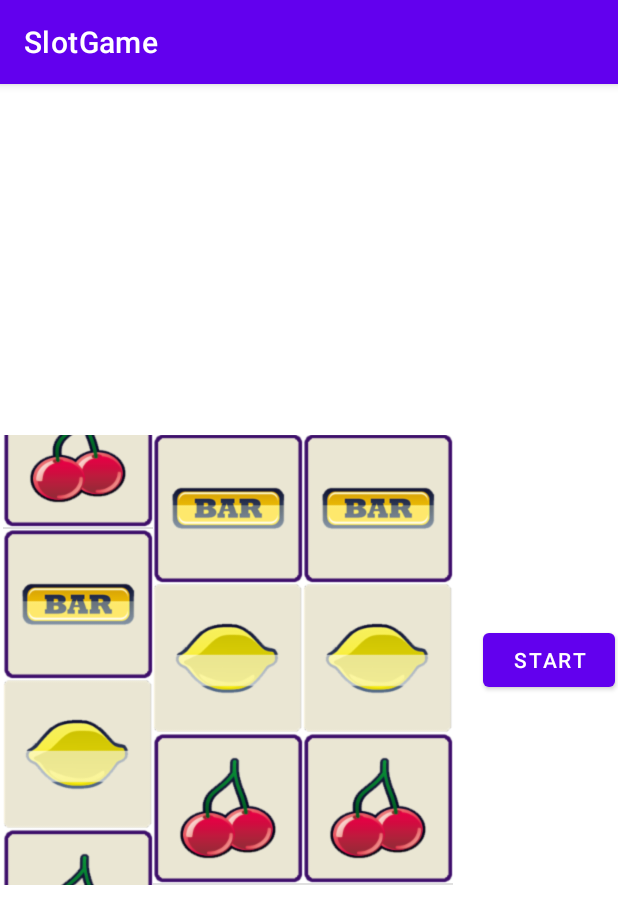
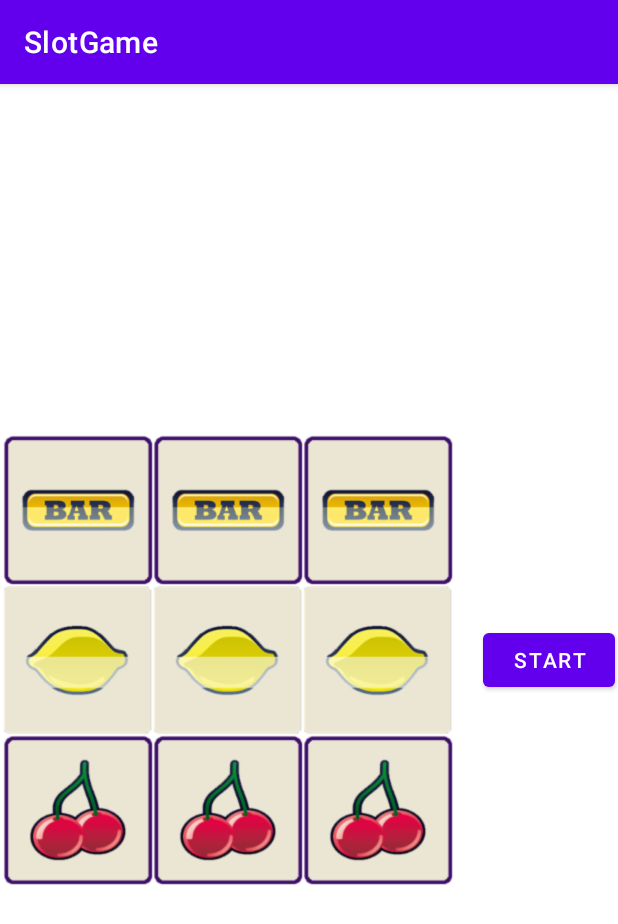
Before and after one commit to thanhhoai162963/slot_game, an Android app: the screen it shows after launch (MainActivity), after a tap on "START", on a phone screen of 412 x 824 dp. Shown: the top 924 px of the screen. Run offline under Robolectric (Android 15) with nearby library versions, the phone set to English and light mode, and no system bars.

Commit message:
- update

```diff
--- a/app/src/main/java/com/example/slotgame/MainActivity.kt
+++ b/app/src/main/java/com/example/slotgame/MainActivity.kt
@@ -1,13 +1,13 @@
 package com.example.slotgame
 
+import android.annotation.SuppressLint
 import android.os.Bundle
 import android.util.DisplayMetrics
-import android.widget.Toast
+import android.view.animation.AccelerateDecelerateInterpolator
+import android.view.animation.TranslateAnimation
 import androidx.appcompat.app.AppCompatActivity
-import androidx.recyclerview.widget.DividerItemDecoration
 import androidx.recyclerview.widget.LinearLayoutManager
 import androidx.recyclerview.widget.LinearSmoothScroller
-import androidx.recyclerview.widget.RecyclerView
 import com.example.slotgame.adapter.SlotGameAdapter
 import com.example.slotgame.databinding.ActivityMainBinding
 import com.example.slotgame.model.ImageGame
@@ -20,9 +20,6 @@ class MainActivity : AppCompatActivity() {
     private var mAdapter1: SlotGameAdapter? = null
     private var mAdapter2: SlotGameAdapter? = null
     private var mAdapter3: SlotGameAdapter? = null
-    private var mResultRow1: Int? = null
-    private var mResultRow2: Int? = null
-    private var mResultRow3: Int? = null
 
     override fun onCreate(savedInstanceState: Bundle?) {
         super.onCreate(savedInstanceState)
@@ -34,23 +31,21 @@ class MainActivity : AppCompatActivity() {
         super.onStart()
         setListener()
         mockData()
+
         setAdapter(listData, 1)
         setAdapter(listData, 2)
         setAdapter(listData, 3)
     }
 
     private fun setListener() {
-        binding.listImgFirst.layoutManager =
-            LinearLayoutManager(this, LinearLayoutManager.VERTICAL, false)
-        binding.listImgSecond.layoutManager =
-            LinearLayoutManager(this, LinearLayoutManager.VERTICAL, false)
-        binding.listImgThird.layoutManager =
-            LinearLayoutManager(this, LinearLayoutManager.VERTICAL, false)
+        binding.recyclerviewFirst.layoutManager = LinearLayoutManager(this)
+        binding.recyclerviewSecond.layoutManager = LinearLayoutManager(this)
+        binding.recyclerviewThird.layoutManager = LinearLayoutManager(this)
 
         binding.btnStart.setOnClickListener {
-            mResultRow1 = Random.nextInt(6)
-            mResultRow2 = Random.nextInt(5)
-            mResultRow3 = Random.nextInt(4)
+            val positionFirst = Random.nextInt(11)
+            val positionSecond = Random.nextInt(10)
+            val positionThird = Random.nextInt(9)
 
             val linearSmoothScroller1: LinearSmoothScroller =
                 object : LinearSmoothScroller(this) {
@@ -58,15 +53,20 @@ class MainActivity : AppCompatActivity() {
                         return 200f / displayMetrics.densityDpi
                     }
                 }
-            linearSmoothScroller1.targetPosition = mResultRow1!!
+            linearSmoothScroller1.targetPosition = positionFirst
 
             val linearSmoothScroller2: LinearSmoothScroller =
                 object : LinearSmoothScroller(this) {
                     override fun calculateSpeedPerPixel(displayMetrics: DisplayMetrics): Float {
                         return 300f / displayMetrics.densityDpi
                     }
+
+                    override fun onStop() {
+                        setAnimation()
+                        super.onStop()
+                    }
                 }
-            linearSmoothScroller2.targetPosition = mResultRow2!!
+            linearSmoothScroller2.targetPosition = positionSecond
 
             val linearSmoothScroller3: LinearSmoothScroller =
                 object : LinearSmoothScroller(this) {
@@ -74,32 +74,23 @@ class MainActivity : AppCompatActivity() {
                         return 400f / displayMetrics.densityDpi
                     }
                 }
-            linearSmoothScroller3.targetPosition = mResultRow3!!
+            linearSmoothScroller3.targetPosition = positionThird
 
-            (binding.listImgFirst.layoutManager as LinearLayoutManager).startSmoothScroll(
-                linearSmoothScroller1
-            )
-            (binding.listImgSecond.layoutManager as LinearLayoutManager).startSmoothScroll(
+            val linearManager1 = (binding.recyclerviewFirst.layoutManager as LinearLayoutManager)
+            linearManager1.apply {
+                startSmoothScroll(linearSmoothScroller1)
+            }
+            (binding.recyclerviewSecond.layoutManager as LinearLayoutManager).startSmoothScroll(
                 linearSmoothScroller2
             )
-            (binding.listImgThird.layoutManager as LinearLayoutManager).startSmoothScroll(
+            (binding.recyclerviewThird.layoutManager as LinearLayoutManager).startSmoothScroll(
                 linearSmoothScroller3
             )
 
-            binding.listImgThird.addOnScrollListener(object : RecyclerView.OnScrollListener() {
-                override fun onScrollStateChanged(recyclerView: RecyclerView, newState: Int) {
-                    super.onScrollStateChanged(recyclerView, newState)
-                    if (newState == RecyclerView.SCROLL_STATE_IDLE) {
-                        checkResult()
-                        return
-                    }
-                }
-            })
         }
     }
 
     private fun mockData() {
-
         listData = ArrayList()
         listData?.apply {
             add(ImageGame(R.drawable.bar, 1))
@@ -108,6 +99,10 @@ class MainActivity : AppCompatActivity() {
             add(ImageGame(R.drawable.orange, 4))
             add(ImageGame(R.drawable.seven, 5))
             add(ImageGame(R.drawable.watermelon, 6))
+            add(ImageGame(R.drawable.seven, 7))
+            add(ImageGame(R.drawable.orange, 8))
+            add(ImageGame(R.drawable.cherry, 9))
+            add(ImageGame(R.drawable.lemon, 10))
         }
     }
 
@@ -116,51 +111,34 @@ class MainActivity : AppCompatActivity() {
             1 -> {
                 mAdapter1 = SlotGameAdapter()
                 images?.let { mAdapter1!!.setData(it, this) }
-                binding.listImgFirst.apply {
+                binding.recyclerviewFirst.apply {
                     adapter = mAdapter1
-                    addItemDecoration(
-                        DividerItemDecoration(
-                            this@MainActivity,
-                            DividerItemDecoration.VERTICAL
-                        )
-                    )
                 }
             }
             2 -> {
                 mAdapter2 = SlotGameAdapter()
                 images?.let { mAdapter2!!.setData(it, this) }
-                binding.listImgSecond.apply {
+                binding.recyclerviewSecond.apply {
                     adapter = mAdapter2
-                    addItemDecoration(
-                        DividerItemDecoration(
-                            this@MainActivity,
-                            DividerItemDecoration.VERTICAL
-                        )
-                    )
                 }
             }
             3 -> {
                 mAdapter3 = SlotGameAdapter()
                 images?.let { mAdapter3!!.setData(it, this) }
-                binding.listImgThird.apply {
+                binding.recyclerviewThird.apply {
                     adapter = mAdapter3
-                    addItemDecoration(
-                        DividerItemDecoration(
-                            this@MainActivity,
-                            DividerItemDecoration.VERTICAL
-                        )
-                    )
                 }
             }
         }
+    }
+
+    @SuppressLint("NotifyDataSetChanged")
+    private fun setAnimation() {
+        val animationTranslate = TranslateAnimation(0f, 0f, 0f, 20f)
+        animationTranslate.duration = 1000
+        animationTranslate.interpolator = AccelerateDecelerateInterpolator()
+        binding.recyclerviewFirst.animation = animationTranslate
+        mAdapter1?.notifyDataSetChanged()
 
     }
-
-    private fun checkResult() {
-        if (mResultRow1 == mResultRow2 && mResultRow2 == mResultRow3) {
-            Toast.makeText(this, "You Win", Toast.LENGTH_SHORT).show()
-        } else {
-            Toast.makeText(this, "You Lost", Toast.LENGTH_SHORT).show()
-        }
-    }
 }
--- a/app/src/main/java/com/example/slotgame/adapter/SlotGameAdapter.kt
+++ b/app/src/main/java/com/example/slotgame/adapter/SlotGameAdapter.kt
@@ -3,6 +3,7 @@ package com.example.slotgame.adapter
 import android.content.Context
 import android.view.LayoutInflater
 import android.view.ViewGroup
+import android.view.animation.AnimationUtils
 import androidx.core.content.ContextCompat
 import androidx.recyclerview.widget.RecyclerView
 import com.example.slotgame.R
@@ -28,7 +29,7 @@ class SlotGameAdapter :
 
     override fun onBindViewHolder(holder: RecyclerView.ViewHolder, position: Int) {
         if (holder is GameViewHolder) {
-            mDataList?.get(position)?.let { holder.bindData(it) }
+            mDataList?.get(position)?.let { holder.bindData(it, position) }
         }
     }
 
@@ -41,13 +42,9 @@ class SlotGameAdapter :
 
     inner class GameViewHolder(var itemSlotGameBinding: ItemSlotGameBinding) :
         RecyclerView.ViewHolder(itemSlotGameBinding.root) {
-        fun bindData(imageGame: ImageGame) {
+        fun bindData(imageGame: ImageGame, position: Int?) {
             itemSlotGameBinding.imgFirst.background =
-                ContextCompat.getDrawable(context, R.drawable.bar)
-            itemSlotGameBinding.imgSecond.background =
-                ContextCompat.getDrawable(context, R.drawable.lemon)
-            itemSlotGameBinding.imgThird.background =
-                ContextCompat.getDrawable(context, R.drawable.cherry)
+                imageGame.img?.let { ContextCompat.getDrawable(context, it) }
         }
     }
 }
--- a/app/src/main/java/com/example/slotgame/model/ImageGame.kt
+++ b/app/src/main/java/com/example/slotgame/model/ImageGame.kt
@@ -1,4 +1,4 @@
 package com.example.slotgame.model
 
-data class ImageGame(var img: Int?, var tag: Int? = null) {
+data class ImageGame(var img: Int?= null, var tag: Int? = null) {
 }
--- /dev/null
+++ b/app/src/main/res/anim/anim_bounce.xml
@@ -0,0 +1,8 @@
+<?xml version="1.0" encoding="utf-8"?>
+<set xmlns:android="http://schemas.android.com/apk/res/android"
+    android:interpolator="@android:anim/bounce_interpolator"
+    android:duration="3000">
+    <translate
+        android:fromYDelta="0"
+        android:toYDelta="500"/>
+</set>
--- a/app/src/main/res/layout/activity_main.xml
+++ b/app/src/main/res/layout/activity_main.xml
@@ -8,17 +8,17 @@
     tools:context=".MainActivity">
 
     <androidx.recyclerview.widget.RecyclerView
-        android:id="@+id/list_img_first"
+        android:id="@+id/recyclerview_first"
         android:layout_width="100dp"
         android:layout_height="300dp" />
 
     <androidx.recyclerview.widget.RecyclerView
-        android:id="@+id/list_img_second"
+        android:id="@+id/recyclerview_second"
         android:layout_width="100dp"
         android:layout_height="300dp" />
 
     <androidx.recyclerview.widget.RecyclerView
-        android:id="@+id/list_img_third"
+        android:id="@+id/recyclerview_third"
         android:layout_width="100dp"
         android:layout_height="300dp" />
 
--- a/app/src/main/res/layout/item_slot_game.xml
+++ b/app/src/main/res/layout/item_slot_game.xml
@@ -2,20 +2,11 @@
 <LinearLayout xmlns:android="http://schemas.android.com/apk/res/android"
     android:layout_width="wrap_content"
     android:layout_height="wrap_content"
+    android:id="@+id/layout_img"
     android:orientation="vertical">
 
     <ImageView
         android:id="@+id/img_first"
         android:layout_width="100dp"
         android:layout_height="100dp" />
-
-    <ImageView
-        android:id="@+id/img_second"
-        android:layout_width="100dp"
-        android:layout_height="100dp" />
-
-    <ImageView
-        android:id="@+id/img_third"
-        android:layout_width="100dp"
-        android:layout_height="100dp" />
 </LinearLayout>
```
